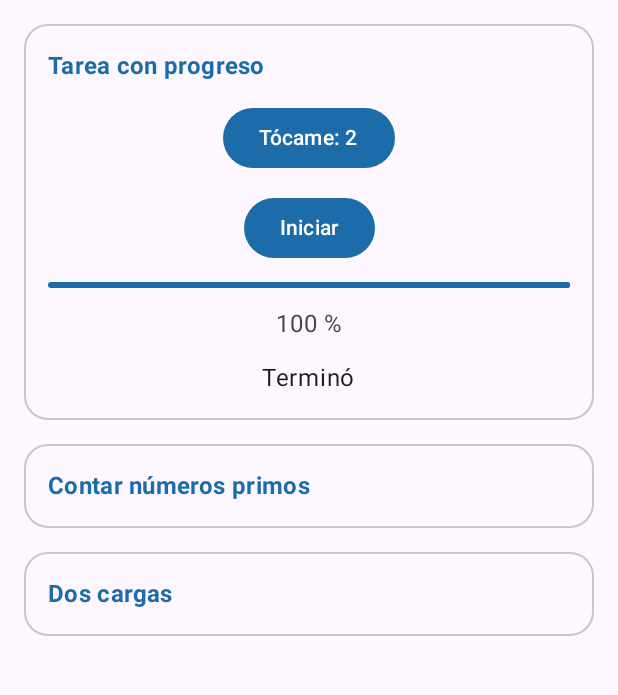
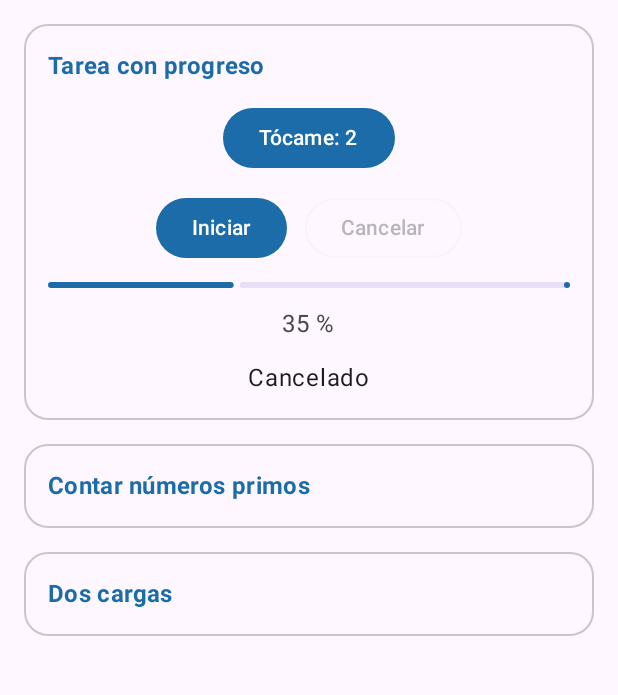
Before and after one commit to mtl-124/CentroTareas, an Android app built with Jetpack Compose: the screen it shows after launch (MainActivity), after a tap on an icon or button, on a phone screen of 412 x 824 dp, the part 96-791 px from its top. Run offline under Robolectric (Android 15) with nearby library versions, the phone set to English and light mode, and no system bars; 3 other taps on this screen came first.

Commit message:
feat(cancelar): permite cancelar la tarea con Job

```diff
--- a/app/src/main/java/com/lajara/centrotareas/ui/PantallaTareas.kt
+++ b/app/src/main/java/com/lajara/centrotareas/ui/PantallaTareas.kt
@@ -33,6 +33,8 @@ import androidx.compose.ui.unit.dp
 import androidx.lifecycle.viewmodel.compose.viewModel
 import com.lajara.centrotareas.viewmodel.TareasViewModel
 import com.lajara.centrotareas.viewmodel.TareasViewModelFactory
+import androidx.compose.foundation.layout.Row
+import androidx.compose.material3.OutlinedButton
 
 @OptIn(ExperimentalMaterial3Api::class)
 @Composable
@@ -41,6 +43,7 @@ fun PantallaTareas(
 ) {
     val mensaje by vm.mensaje.collectAsState()
     val progreso by vm.progreso.collectAsState()
+    val corriendo by vm.corriendo.collectAsState()
     var toques by rememberSaveable { mutableIntStateOf(0) }
 
     Scaffold(
@@ -75,11 +78,22 @@ fun PantallaTareas(
                 ) {
                     Text("Tócame: $toques")
                 }
-                Button(
-                    onClick = { vm.tareaLarga() },
-                    modifier = Modifier.align(Alignment.CenterHorizontally)
+                Row(
+                    modifier = Modifier.align(Alignment.CenterHorizontally),
+                    horizontalArrangement = Arrangement.spacedBy(12.dp)
                 ) {
-                    Text("Iniciar")
+                    Button(
+                        onClick = { vm.tareaLarga() },
+                        enabled = !corriendo
+                    ) {
+                        Text("Iniciar")
+                    }
+                    OutlinedButton(
+                        onClick = { vm.cancelar() },
+                        enabled = corriendo
+                    ) {
+                        Text("Cancelar")
+                    }
                 }
                 LinearProgressIndicator(
                     progress = { progreso },
--- a/app/src/main/java/com/lajara/centrotareas/viewmodel/TareasViewModel.kt
+++ b/app/src/main/java/com/lajara/centrotareas/viewmodel/TareasViewModel.kt
@@ -7,6 +7,7 @@ import com.lajara.centrotareas.data.TareasRepository
 import com.lajara.centrotareas.model.CargaUi
 import com.lajara.centrotareas.model.PrimosUi
 import kotlinx.coroutines.Dispatchers
+import kotlinx.coroutines.Job
 import kotlinx.coroutines.delay
 import kotlinx.coroutines.flow.MutableStateFlow
 import kotlinx.coroutines.flow.StateFlow
@@ -22,8 +23,16 @@ class TareasViewModel(private val repo: TareasRepository) : ViewModel() {
     private val _progreso = MutableStateFlow(0f)
     val progreso: StateFlow<Float> = _progreso.asStateFlow()
 
+    private var trabajo: Job? = null
+
+    private val _corriendo = MutableStateFlow(false)
+    val corriendo: StateFlow<Boolean> = _corriendo.asStateFlow()
+
     fun tareaLarga() {
-        viewModelScope.launch {
+        if (_corriendo.value) return
+        trabajo = viewModelScope.launch {
+            _corriendo.value = true
+            try {
                 _progreso.value = 0f
                 _mensaje.value = "Trabajando..."
                 Log.d("HILO", "Antes: ${Thread.currentThread().name}")
@@ -36,11 +45,19 @@ class TareasViewModel(private val repo: TareasRepository) : ViewModel() {
                 }
                 Log.d("HILO", "Despues: ${Thread.currentThread().name}")
                 _mensaje.value = "Terminó"
+            } finally {
+                _corriendo.value = false
             }
         }
+    }
+
+    fun cancelar() {
+        trabajo?.cancel()
+        _mensaje.value = "Cancelado"
+    }
+
     private val _primos = MutableStateFlow<PrimosUi>(PrimosUi.Inicial)
     val primos: StateFlow<PrimosUi> = _primos.asStateFlow()
-
     private val _carga = MutableStateFlow<CargaUi>(CargaUi.Inicial)
     val carga: StateFlow<CargaUi> = _carga.asStateFlow()
 }
```
Lines whose indentation alone changed are shown as unchanged.
